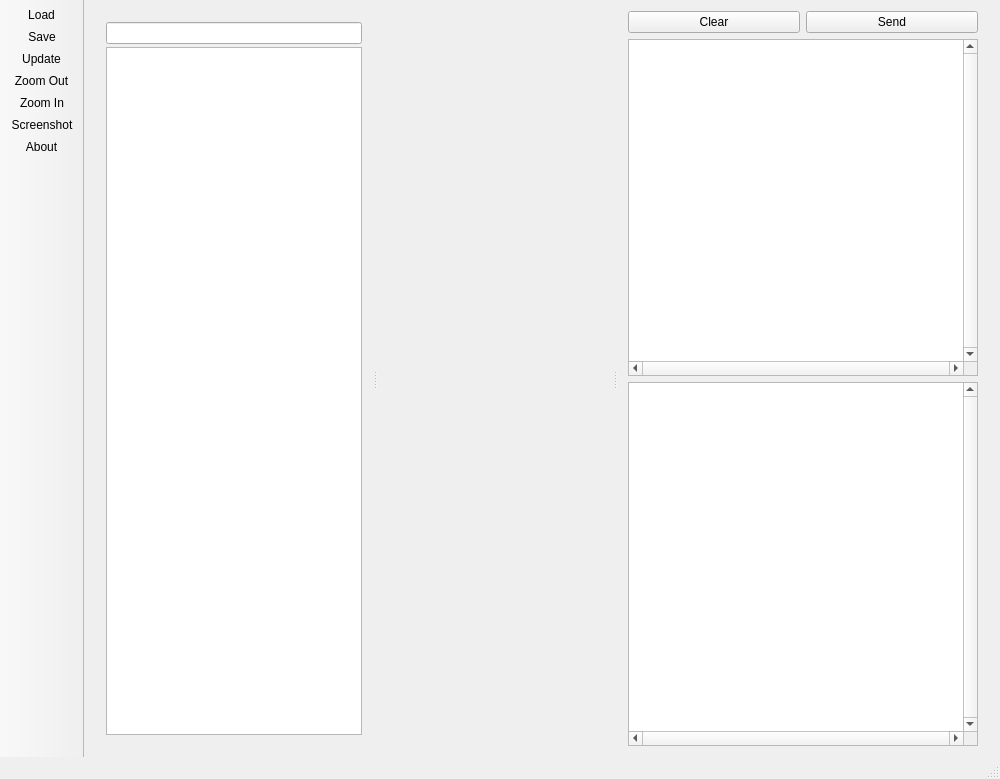
First picture: the form in mainwindow.ui, repository gamoeba/stagehand, before the edit.
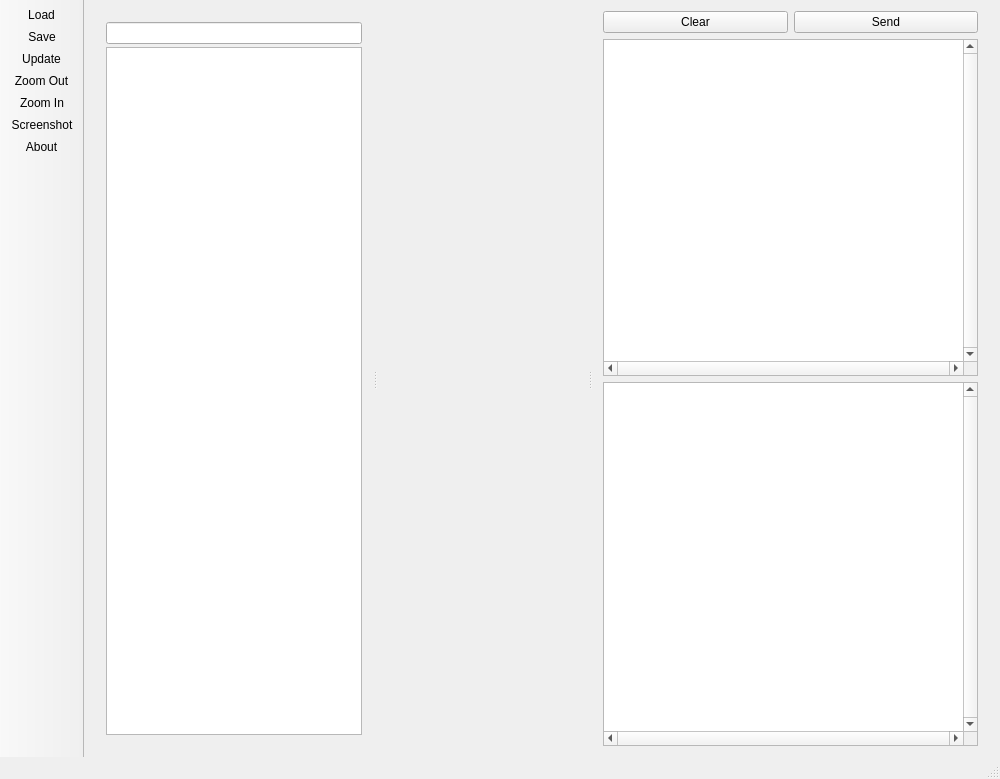
Second picture: the form after the edit. Icons and pictures are not drawn.

Patch:
```diff
--- a/mainwindow.ui
+++ b/mainwindow.ui
@@ -201,7 +201,7 @@
           </property>
           <property name="minimumSize">
            <size>
-            <width>350</width>
+            <width>375</width>
             <height>0</height>
            </size>
           </property>
```
